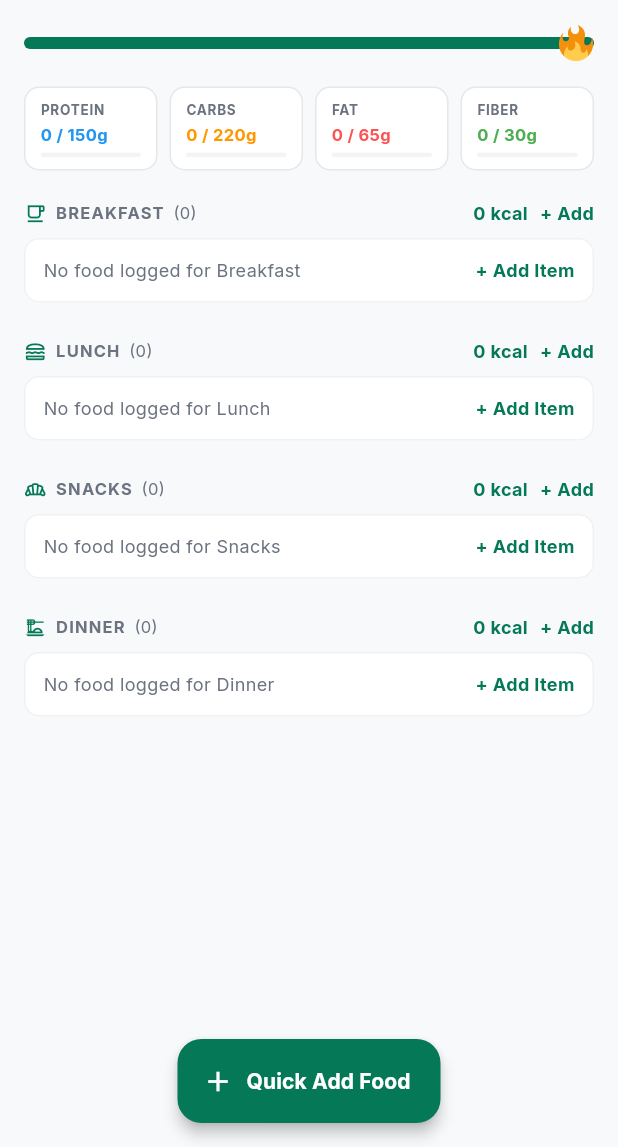
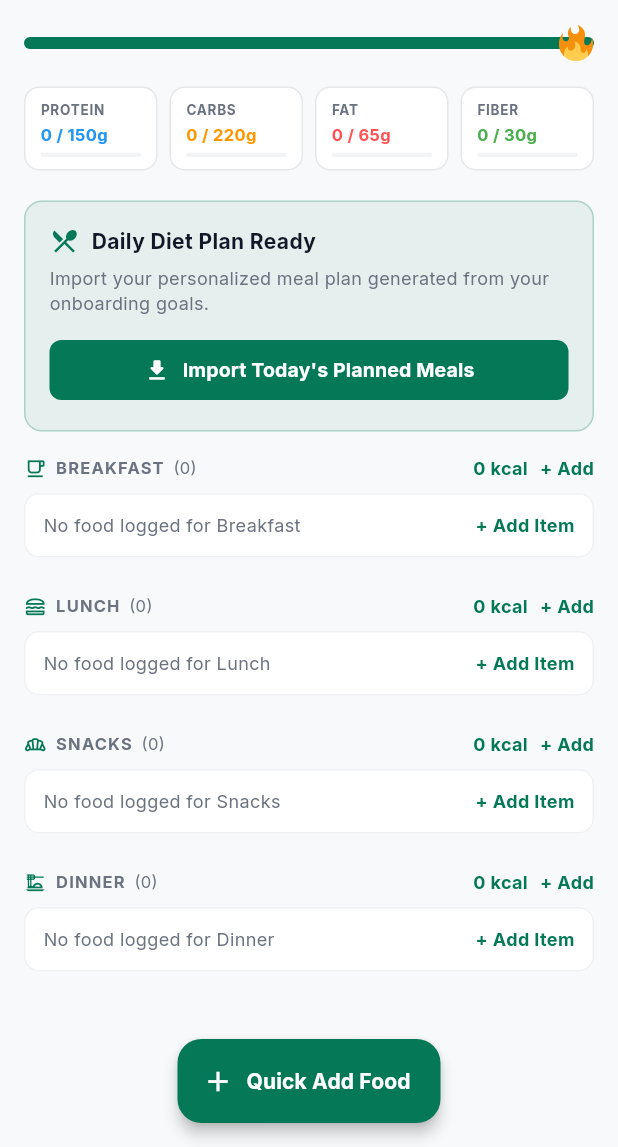
Before and after one commit to abhi1871shek-source/FitStack, a Flutter app: the FoodLogScreen screen opened directly, on a phone screen of 412 x 824 dp, the part 89-1236 px from its top. Run offline on Flutter 3.47's test engine with Material 3 defaults, Android fonts, the phone set to English and light mode, and no system bars; our stand-ins replace flutter_local_notifications, flutter_riverpod, google_fonts, shared_preferences, supabase_flutter, timezone; accounts and stored records are empty; network calls fail; key blocks and very long unbroken strings in the code were emptied for the run.

Commit message:
feat(onboarding): dynamic workout starter plan and 1-tap diet plan import for new users

```diff
--- a/lib/features/diet/screens/food_log_screen.dart
+++ b/lib/features/diet/screens/food_log_screen.dart
@@ -10,6 +10,7 @@
 import 'food_database_screen.dart';
 import 'quick_add_food_sheet.dart';
 import '../providers/diet_preference_provider.dart';
+import '../providers/weekly_diet_plan_provider.dart';
 
 class FoodLogScreen extends ConsumerStatefulWidget {
   const FoodLogScreen({super.key});
@@ -38,6 +39,29 @@
       context,
       MaterialPageRoute(builder: (context) => const FoodDatabaseScreen()),
     );
+  }
+
+  Future<void> _importPlannedMeals(BuildContext context) async {
+    final weeklyPlan = ref.read(weeklyDietPlanProvider);
+    if (weeklyPlan.days.isEmpty) return;
+
+    final todayDay = weeklyPlan.days.firstWhere(
+      (d) => d.isToday,
+      orElse: () => weeklyPlan.days.first,
+    );
+
+    if (todayDay.meals.isEmpty) return;
+
+    await ref.read(foodLogProvider.notifier).importPlannedMeals(todayDay.meals);
+
+    if (mounted) {
+      ScaffoldMessenger.of(context).showSnackBar(
+        const SnackBar(
+          content: Text('Imported today\'s planned meals successfully!'),
+          backgroundColor: AppColors.primary,
+        ),
+      );
+    }
   }
 
   @override
@@ -249,6 +273,61 @@
               child: ListView(
                 padding: const EdgeInsets.symmetric(horizontal: 16.0, vertical: 8.0),
                 children: [
+                  if (loggedFoods.isEmpty)
+                    Container(
+                      margin: const EdgeInsets.only(bottom: 16),
+                      padding: const EdgeInsets.all(16),
+                      decoration: BoxDecoration(
+                        color: AppColors.primary.withOpacity(0.08),
+                        borderRadius: BorderRadius.circular(12),
+                        border: Border.all(color: AppColors.primary.withOpacity(0.25)),
+                      ),
+                      child: Column(
+                        crossAxisAlignment: CrossAxisAlignment.start,
+                        children: [
+                          Row(
+                            children: [
+                              const Icon(Icons.restaurant_menu, color: AppColors.primary, size: 20),
+                              const SizedBox(width: 8),
+                              Expanded(
+                                child: Text(
+                                  'Daily Diet Plan Ready',
+                                  style: TextStyle(
+                                    fontSize: 14,
+                                    fontWeight: FontWeight.bold,
+                                    color: textPrimaryColor,
+                                  ),
+                                ),
+                              ),
+                            ],
+                          ),
+                          const SizedBox(height: 6),
+                          const Text(
+                            'Import your personalized meal plan generated from your onboarding goals.',
+                            style: TextStyle(fontSize: 12, color: AppColors.textMuted),
+                          ),
+                          const SizedBox(height: 12),
+                          SizedBox(
+                            width: double.infinity,
+                            child: ElevatedButton.icon(
+                              onPressed: () => _importPlannedMeals(context),
+                              style: ElevatedButton.styleFrom(
+                                backgroundColor: AppColors.primary,
+                                foregroundColor: Colors.white,
+                                elevation: 0,
+                                padding: const EdgeInsets.symmetric(vertical: 10),
+                                shape: RoundedRectangleBorder(borderRadius: BorderRadius.circular(8)),
+                              ),
+                              icon: const Icon(Icons.download_rounded, size: 18),
+                              label: const Text(
+                                'Import Today\'s Planned Meals',
+                                style: TextStyle(fontWeight: FontWeight.bold, fontSize: 13),
+                              ),
+                            ),
+                          ),
+                        ],
+                      ),
+                    ),
                   ...mealSections.map((sectionName) {
                     final items = groupedItems[sectionName] ?? [];
                     final sectionCalories = items.fold(0.0, (sum, i) => sum + i.calories);
```
Also changed, not shown: lib/features/diet/providers/food_log_provider.dart (+44 -0 lines), lib/features/workout/providers/workout_provider.dart (+148 -1 lines).
